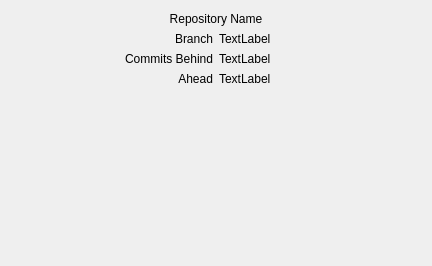
Old version of the form Git-Dashboard/HostForm.ui in the repository jplflyer/Git-Dashboard.
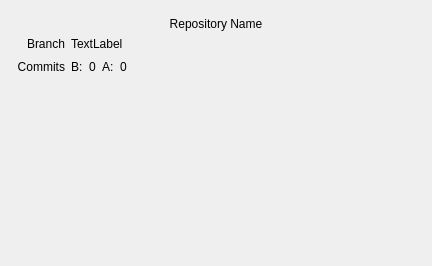
New version of the form.

Diff of the .ui file:
```diff
--- a/Git-Dashboard/HostForm.ui
+++ b/Git-Dashboard/HostForm.ui
@@ -59,19 +59,7 @@
          <item>
           <widget class="QWidget" name="mainContainer" native="true">
            <layout class="QGridLayout" name="gridLayout">
-            <property name="leftMargin">
-             <number>4</number>
-            </property>
-            <property name="topMargin">
-             <number>4</number>
-            </property>
-            <property name="rightMargin">
-             <number>4</number>
-            </property>
-            <property name="bottomMargin">
-             <number>4</number>
-            </property>
-            <item row="2" column="0">
+            <item row="1" column="0">
              <widget class="QLabel" name="branchL">
               <property name="text">
                <string>Branch</string>
@@ -81,7 +69,83 @@
               </property>
              </widget>
             </item>
-            <item row="1" column="0" colspan="2">
+            <item row="1" column="1">
+             <widget class="QLabel" name="branchValue">
+              <property name="text">
+               <string>TextLabel</string>
+              </property>
+             </widget>
+            </item>
+            <item row="2" column="1">
+             <widget class="QWidget" name="commitsWidget" native="true">
+              <layout class="QHBoxLayout" name="horizontalLayout_4">
+               <property name="leftMargin">
+                <number>0</number>
+               </property>
+               <property name="topMargin">
+                <number>0</number>
+               </property>
+               <property name="rightMargin">
+                <number>0</number>
+               </property>
+               <property name="bottomMargin">
+                <number>0</number>
+               </property>
+               <item>
+                <widget class="QLabel" name="label">
+                 <property name="text">
+                  <string>B:</string>
+                 </property>
+                </widget>
+               </item>
+               <item>
+                <widget class="QLabel" name="commitsBehindValue">
+                 <property name="text">
+                  <string>0</string>
+                 </property>
+                </widget>
+               </item>
+               <item>
+                <widget class="QLabel" name="label_2">
+                 <property name="text">
+                  <string>A:</string>
+                 </property>
+                </widget>
+               </item>
+               <item>
+                <widget class="QLabel" name="commitsAheadValue">
+                 <property name="text">
+                  <string>0</string>
+                 </property>
+                </widget>
+               </item>
+               <item>
+                <spacer name="horizontalSpacer">
+                 <property name="orientation">
+                  <enum>Qt::Horizontal</enum>
+                 </property>
+                 <property name="sizeHint" stdset="0">
+                  <size>
+                   <width>249</width>
+                   <height>20</height>
+                  </size>
+                 </property>
+                </spacer>
+               </item>
+              </layout>
+             </widget>
+            </item>
+            <item row="2" column="0">
+             <widget class="QLabel" name="commitsBehindL">
+              <property name="text">
+               <string>Commits</string>
+              </property>
+              <property name="alignment">
+               <set>Qt::AlignRight|Qt::AlignTrailing|Qt::AlignVCenter</set>
+              </property>
+             </widget>
+            </item>
+            <item row="0" column="0" colspan="2">
              <widget class="QLabel" name="repoNameL">
               <property name="text">
                <string>Repository Name</string>
@@ -91,48 +155,7 @@
               </property>
              </widget>
             </item>
-            <item row="3" column="1">
-             <widget class="QLabel" name="commitsBehindValue">
-              <property name="text">
-               <string>TextLabel</string>
-              </property>
-             </widget>
-            </item>
-            <item row="4" column="0">
-             <widget class="QLabel" name="commitsAheadL">
-              <property name="text">
-               <string>Ahead</string>
-              </property>
-              <property name="alignment">
-               <set>Qt::AlignRight|Qt::AlignTrailing|Qt::AlignVCenter</set>
-              </property>
-             </widget>
-            </item>
-            <item row="4" column="1">
-             <widget class="QLabel" name="commitsAheadValue">
-              <property name="text">
-               <string>TextLabel</string>
-              </property>
-             </widget>
-            </item>
             <item row="3" column="0">
-             <widget class="QLabel" name="commitsBehindL">
-              <property name="text">
-               <string>Commits Behind</string>
-              </property>
-              <property name="alignment">
-               <set>Qt::AlignRight|Qt::AlignTrailing|Qt::AlignVCenter</set>
-              </property>
-             </widget>
-            </item>
-            <item row="2" column="1">
-             <widget class="QLabel" name="branchValue">
-              <property name="text">
-               <string>TextLabel</string>
-              </property>
-             </widget>
-            </item>
-            <item row="5" column="0">
              <spacer name="verticalSpacer">
               <property name="orientation">
                <enum>Qt::Vertical</enum>
```
